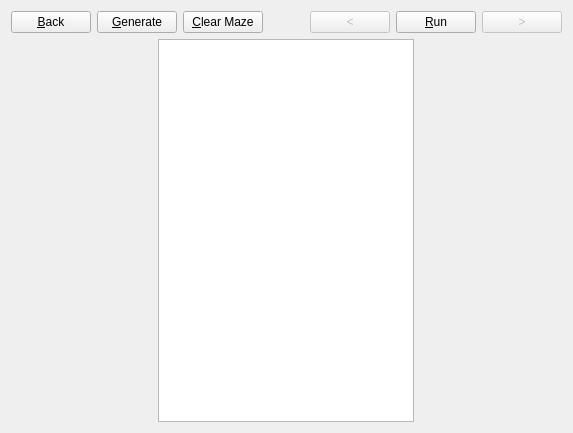
The window that src/ui/MazeViewing.ui (Bats6789/MazeViewer) describes before a commit, drawn with Qt 5.
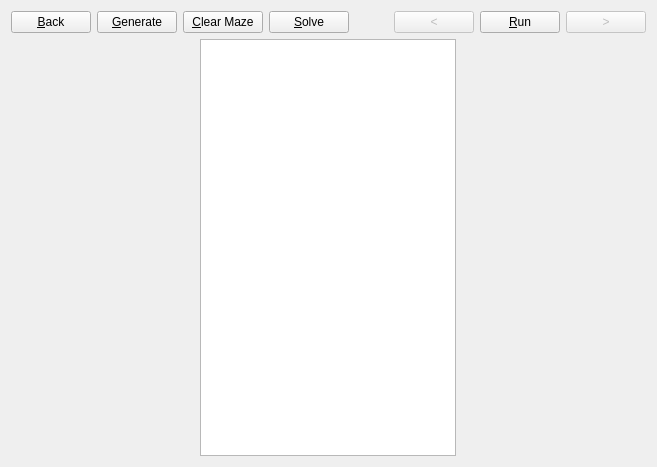
The same window after the commit. Custom widgets are drawn as their Qt base class.

Commit message: Added Solve Viewer

What changed in the file:
```diff
--- a/src/ui/MazeViewing.ui
+++ b/src/ui/MazeViewing.ui
@@ -6,8 +6,8 @@
    <rect>
     <x>0</x>
     <y>0</y>
-    <width>573</width>
-    <height>433</height>
+    <width>657</width>
+    <height>467</height>
    </rect>
   </property>
   <property name="sizePolicy">
@@ -52,6 +52,13 @@
        </property>
       </widget>
      </item>
+     <item>
+      <widget class="QPushButton" name="solveButton">
+       <property name="text">
+        <string>&amp;Solve</string>
+       </property>
+      </widget>
+     </item>
      <item>
       <spacer name="horizontalSpacer">
        <property name="orientation">
```
The commit also changes 5 other files.
